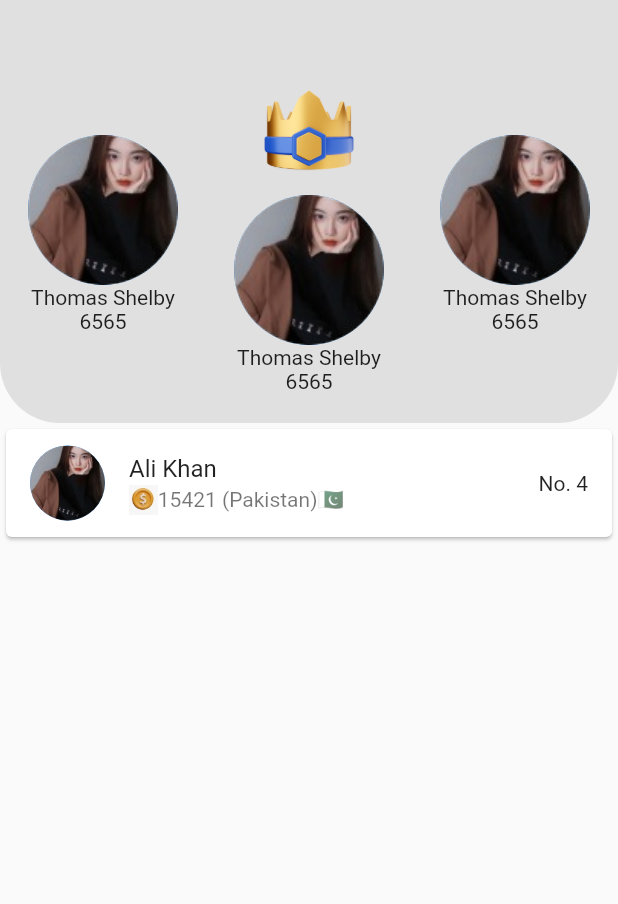
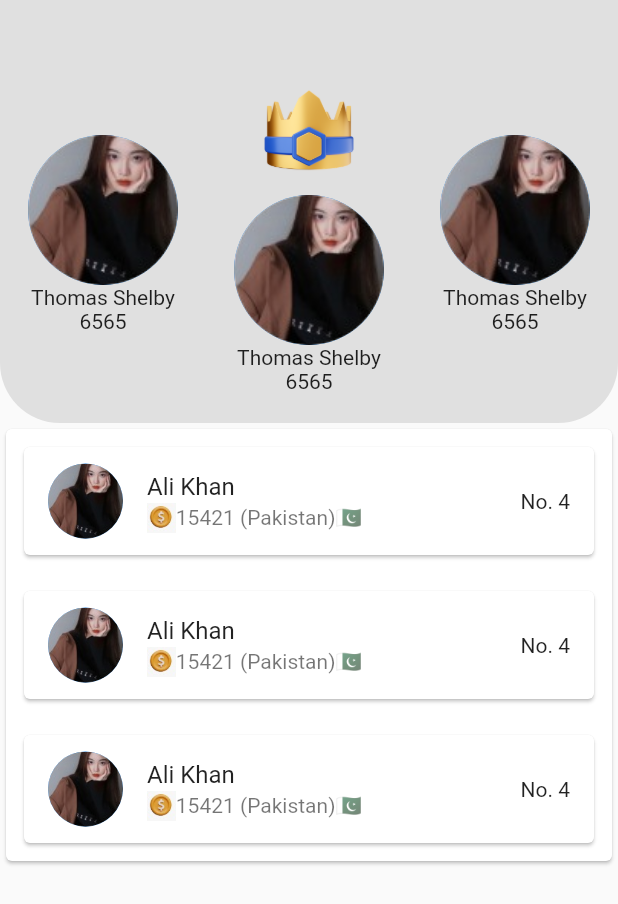
Before and after one commit to mudassir060/EarnFlow, a Flutter app: the LeaderboardScreen screen opened directly, on a phone screen of 412 x 824 dp. Shown: the top 904 px of the screen. Run offline on Flutter 3.47's test engine with Material 2 defaults, Android fonts, the light colour scheme and no system bars; missing offline and left inert: circular_bottom_navigation.

Commit message:
leaderBoard list tile

```diff
--- a/lib/Screens/Leaderboard/LeaderboardScreen.dart
+++ b/lib/Screens/Leaderboard/LeaderboardScreen.dart
@@ -48,24 +48,8 @@ class _LeaderboardScreenState extends State<LeaderboardScreen> {
               ),
             ),
             Card(
-              child: ListTile(
-                leading: const CircleAvatar(
-                  backgroundImage: AssetImage(
-                    profile,
-                  ),
-                  radius: 25,
-                ),
-                title: const Text("Ali Khan"),
-                subtitle: Row(
-                  children: [
-                    Image.asset(
-                      gold_coin,
-                      height: 20,
-                    ),
-                    const Text("15421 (Pakistan)🇵🇰"),
-                  ],
-                ),
-                trailing: const Text("No. 4"),
+              child: Column(
+                children: [leaderList(),leaderList(),leaderList(),],
               ),
             )
           ],
@@ -89,3 +73,30 @@ Widget topImg(name, point) {
     ],
   );
 }
+
+Widget leaderList() {
+  return Padding(
+    padding: const EdgeInsets.all(8.0),
+    child: Card(
+      child: ListTile(
+        leading: const CircleAvatar(
+          backgroundImage: AssetImage(
+            profile,
+          ),
+          radius: 25,
+        ),
+        title: const Text("Ali Khan"),
+        subtitle: Row(
+          children: [
+            Image.asset(
+              gold_coin,
+              height: 20,
+            ),
+            const Text("15421 (Pakistan)🇵🇰"),
+          ],
+        ),
+        trailing: const Text("No. 4"),
+      ),
+    ),
+  );
+}
```
